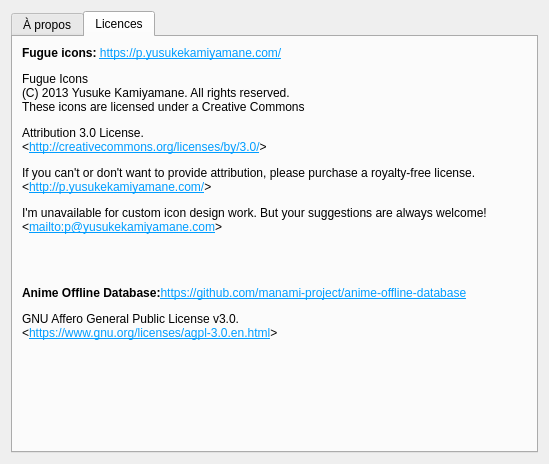
This is src/ui/dialogs/about.ui in seigneurfuo/MyAnimeManager3 as Qt 5 draws it before an edit. The edited form follows.
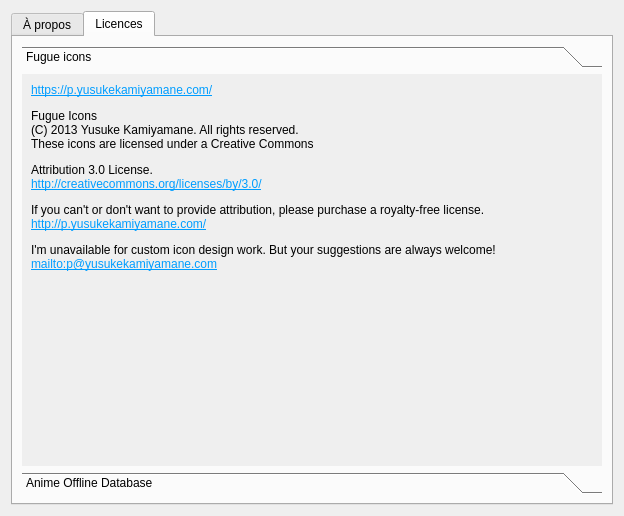
This is the edited form. The open tabs and pages were chosen to show the change. Icons and pictures are not drawn.

Diff of the .ui file:
```diff
--- a/src/ui/dialogs/about.ui
+++ b/src/ui/dialogs/about.ui
@@ -6,8 +6,8 @@
    <rect>
     <x>0</x>
     <y>0</y>
-    <width>549</width>
-    <height>464</height>
+    <width>624</width>
+    <height>516</height>
    </rect>
   </property>
   <property name="sizePolicy">
@@ -213,13 +213,74 @@
       </attribute>
       <layout class="QGridLayout" name="gridLayout_3">
        <item row="0" column="0">
-        <widget class="QLabel" name="label">
-         <property name="text">
-          <string>&lt;html&gt;&lt;head/&gt;&lt;body&gt;&lt;p&gt;&lt;span style=&quot; font-weight:600;&quot;&gt;Fugue icons: &lt;/span&gt;&lt;a href=&quot;https://p.yusukekamiyamane.com/&quot;&gt;&lt;span style=&quot; text-decoration: underline; color:#009dff;&quot;&gt;https://p.yusukekamiyamane.com/&lt;/span&gt;&lt;/a&gt;&lt;/p&gt;&lt;p&gt;Fugue Icons&lt;br/&gt;(C) 2013 Yusuke Kamiyamane. All rights reserved.&lt;br/&gt;These icons are licensed under a Creative Commons&lt;/p&gt;&lt;p&gt;Attribution 3.0 License.&lt;br/&gt;&amp;lt;&lt;a href=&quot;http://creativecommons.org/licenses/by/3.0/&quot;&gt;&lt;span style=&quot; text-decoration: underline; color:#009dff;&quot;&gt;http://creativecommons.org/licenses/by/3.0/&lt;/span&gt;&lt;/a&gt;&amp;gt;&lt;/p&gt;&lt;p&gt;If you can't or don't want to provide attribution, please purchase a royalty-free license.&lt;br/&gt;&amp;lt;&lt;a href=&quot;http://p.yusukekamiyamane.com/&quot;&gt;&lt;span style=&quot; text-decoration: underline; color:#009dff;&quot;&gt;http://p.yusukekamiyamane.com/&lt;/span&gt;&lt;/a&gt;&amp;gt;&lt;/p&gt;&lt;p&gt;I'm unavailable for custom icon design work. But your suggestions are always welcome!&lt;br/&gt;&amp;lt;&lt;a href=&quot;mailto:p@yusukekamiyamane.com&quot;&gt;&lt;span style=&quot; text-decoration: underline; color:#009dff;&quot;&gt;mailto:p@yusukekamiyamane.com&lt;/span&gt;&lt;/a&gt;&amp;gt;&lt;/p&gt;&lt;p&gt;&lt;br/&gt;&lt;/p&gt;&lt;p&gt;&lt;span style=&quot; font-weight:600;&quot;&gt;Anime Offline Database:&lt;/span&gt;&lt;a href=&quot;https://github.com/manami-project/anime-offline-database&quot;&gt;&lt;span style=&quot; text-decoration: underline; color:#009dff;&quot;&gt;https://github.com/manami-project/anime-offline-database&lt;/span&gt;&lt;/a&gt;&lt;/p&gt;&lt;p&gt;GNU Affero General Public License v3.0.&lt;br/&gt;&amp;lt;&lt;a href=&quot;https://www.gnu.org/licenses/agpl-3.0.en.html&quot;&gt;&lt;span style=&quot; text-decoration: underline; color:#009dff;&quot;&gt;https://www.gnu.org/licenses/agpl-3.0.en.html&lt;/span&gt;&lt;/a&gt;&amp;gt;&lt;/p&gt;&lt;/body&gt;&lt;/html&gt;</string>
+        <widget class="QToolBox" name="toolBox">
+         <property name="currentIndex">
+          <number>1</number>
          </property>
-         <property name="alignment">
-          <set>Qt::AlignLeading|Qt::AlignLeft|Qt::AlignTop</set>
-         </property>
+         <widget class="QWidget" name="page_3">
+          <property name="geometry">
+           <rect>
+            <x>0</x>
+            <y>0</y>
+            <width>516</width>
+            <height>226</height>
+           </rect>
+          </property>
+          <attribute name="icon">
+           <iconset>
+            <normaloff>../../resources/icons/target.png</normaloff>../../resources/icons/target.png</iconset>
+          </attribute>
+          <attribute name="label">
+           <string>Fugue icons</string>
+          </attribute>
+          <layout class="QGridLayout" name="gridLayout_5">
+           <item row="0" column="0">
+            <widget class="QLabel" name="label_5">
+             <property name="text">
+              <string>&lt;html&gt;&lt;head/&gt;&lt;body&gt;&lt;p&gt;&lt;a href=&quot;https://p.yusukekamiyamane.com/&quot;&gt;&lt;span style=&quot; text-decoration: underline; color:#009dff;&quot;&gt;https://p.yusukekamiyamane.com/&lt;/span&gt;&lt;/a&gt;&lt;/p&gt;&lt;p&gt;Fugue Icons&lt;br/&gt;(C) 2013 Yusuke Kamiyamane. All rights reserved.&lt;br/&gt;These icons are licensed under a Creative Commons&lt;/p&gt;&lt;p&gt;Attribution 3.0 License.&lt;br/&gt;&lt;a href=&quot;http://creativecommons.org/licenses/by/3.0/&quot;&gt;&lt;span style=&quot; text-decoration: underline; color:#009dff;&quot;&gt;http://creativecommons.org/licenses/by/3.0/&lt;/span&gt;&lt;/a&gt;&lt;/p&gt;&lt;p&gt;If you can't or don't want to provide attribution, please purchase a royalty-free license.&lt;br/&gt;&lt;a href=&quot;http://p.yusukekamiyamane.com/&quot;&gt;&lt;span style=&quot; text-decoration: underline; color:#009dff;&quot;&gt;http://p.yusukekamiyamane.com/&lt;/span&gt;&lt;/a&gt;&lt;/p&gt;&lt;p&gt;I'm unavailable for custom icon design work. But your suggestions are always welcome!&lt;br/&gt;&lt;a href=&quot;mailto:p@yusukekamiyamane.com&quot;&gt;&lt;span style=&quot; text-decoration: underline; color:#009dff;&quot;&gt;mailto:p@yusukekamiyamane.com&lt;/span&gt;&lt;/a&gt;&lt;/p&gt;&lt;/body&gt;&lt;/html&gt;</string>
+             </property>
+             <property name="alignment">
+              <set>Qt::AlignmentFlag::AlignLeading|Qt::AlignmentFlag::AlignLeft|Qt::AlignmentFlag::AlignTop</set>
+             </property>
+             <property name="openExternalLinks">
+              <bool>true</bool>
+             </property>
+            </widget>
+           </item>
+          </layout>
+         </widget>
+         <widget class="QWidget" name="page_4">
+          <property name="geometry">
+           <rect>
+            <x>0</x>
+            <y>0</y>
+            <width>1057</width>
+            <height>369</height>
+           </rect>
+          </property>
+          <attribute name="icon">
+           <iconset>
+            <normaloff>../../resources/icons/database.png</normaloff>../../resources/icons/database.png</iconset>
+          </attribute>
+          <attribute name="label">
+           <string>Anime Offline Database</string>
+          </attribute>
+          <layout class="QGridLayout" name="gridLayout_4">
+           <item row="0" column="0">
+            <widget class="QLabel" name="label">
+             <property name="text">
+              <string>&lt;html&gt;&lt;head/&gt;&lt;body&gt;&lt;p&gt;&lt;a href=&quot;https://github.com/manami-project/anime-offline-database&quot;&gt;&lt;span style=&quot; text-decoration: underline; color:#009dff;&quot;&gt;https://github.com/manami-project/anime-offline-database&lt;/span&gt;&lt;/a&gt;&lt;/p&gt;&lt;p&gt;This dataset (&amp;quot;anime-offline-database&amp;quot; by &amp;quot;manami-project&amp;quot; on github.com) is made available under the Open Database License 1.0: &lt;a href=&quot;http://opendatacommons.org/licenses/odbl/1.0/&quot;&gt;&lt;span style=&quot; text-decoration: underline; color:#009dff;&quot;&gt;http://opendatacommons.org/licenses/odbl/1.0/&lt;/span&gt;&lt;/a&gt;.&lt;/p&gt;&lt;p&gt;Any rights in individual contents of the database are licensed under the Database Contents License 1.0: &lt;a href=&quot;http://opendatacommons.org/licenses/dbcl/1.0/&quot;&gt;&lt;span style=&quot; text-decoration: underline; color:#009dff;&quot;&gt;http://opendatacommons.org/licenses/dbcl/1.0/&lt;/span&gt;&lt;/a&gt;&lt;/p&gt;&lt;/body&gt;&lt;/html&gt;</string>
+             </property>
+             <property name="alignment">
+              <set>Qt::AlignmentFlag::AlignLeading|Qt::AlignmentFlag::AlignLeft|Qt::AlignmentFlag::AlignTop</set>
+             </property>
+             <property name="openExternalLinks">
+              <bool>true</bool>
+             </property>
+            </widget>
+           </item>
+          </layout>
+         </widget>
         </widget>
        </item>
       </layout>
```
Left out of the diff: 196 changed lines with no effect on the pictures.
